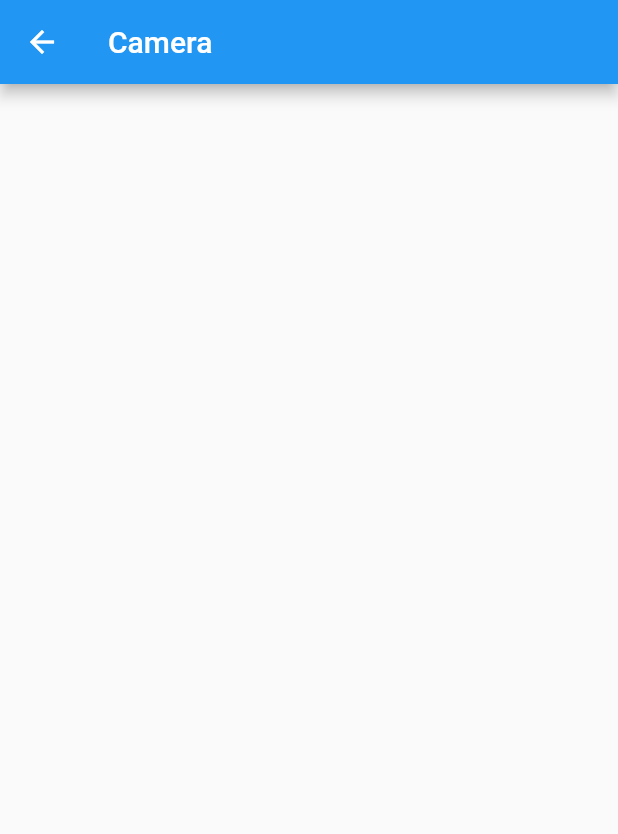
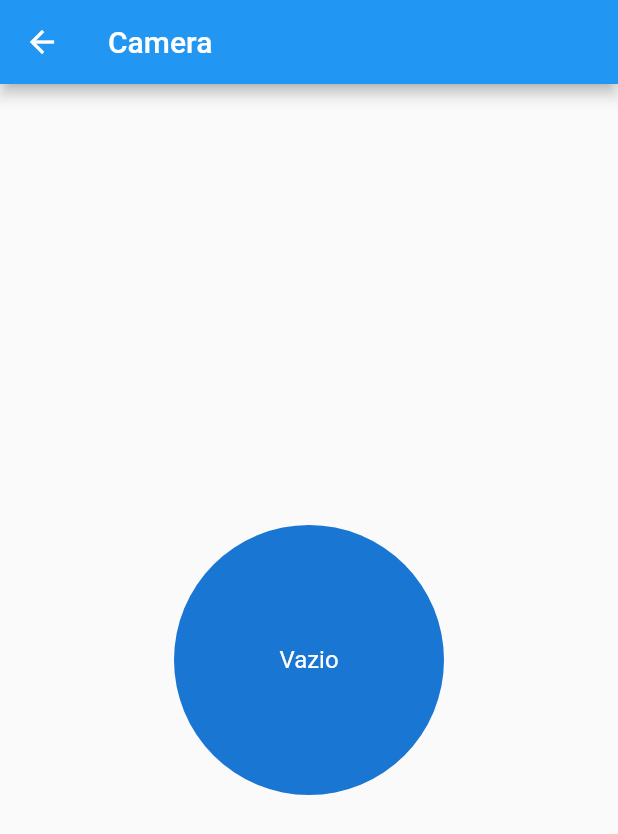
Before and after one commit to gustavovisentini/firebase_init, a Flutter app: the Camera screen opened directly, on a phone screen of 412 x 824 dp. Shown: the top 834 px of the screen. Run offline on Flutter 3.47's test engine with Material 2 defaults, Android fonts, the phone set to English and light mode, and no system bars; our stand-ins replace cloud_firestore, firebase_auth, firebase_core, image_picker; accounts and stored records are empty.

Commit message:
part 6 camera

```diff
--- a/lib/camera.dart
+++ b/lib/camera.dart
@@ -1,4 +1,7 @@
+import 'dart:io';
+
 import 'package:flutter/material.dart';
+import 'package:image_picker/image_picker.dart';
 
 class Camera extends StatefulWidget {
   const Camera({super.key});
@@ -8,8 +11,22 @@ class Camera extends StatefulWidget {
 }
 
 class _CameraState extends State<Camera> {
-  _imgFromCamera() async {}
+  final ImagePicker _picker = ImagePicker();
+
+  _imgFromCamera() async {
+    final pickedFile =
+        await _picker.pickImage(source: ImageSource.camera, imageQuality: 30);
+    setState(() {
+      _image = File(pickedFile!.path);
+      imageOK = true;
+    });
+  }
+
   _imgFromLibrary() async {}
+
+  File _image = File("");
+
+  bool imageOK = false;
 
   void _showPicker(context) {
     showModalBottomSheet(
@@ -43,7 +60,25 @@ class _CameraState extends State<Camera> {
   Widget build(BuildContext context) {
     return Scaffold(
       appBar: AppBar(title: Text("Camera")),
-      body: Center(),
+      body: Center(
+        child: SingleChildScrollView(
+          child: Column(children: [
+            Center(
+              child: GestureDetector(
+                  onTap: () {
+                    _showPicker(context);
+                  },
+                  child: CircleAvatar(
+                      radius: 90,
+                      child: imageOK != (false)
+                          ? Container(child: Image.file(_image))
+                          : Container(
+                              child: Text("Vazio"),
+                            ))),
+            )
+          ]),
+        ),
+      ),
     );
   }
 }
```
Also changed, not shown: lib/home.dart (+8 -1 lines).
